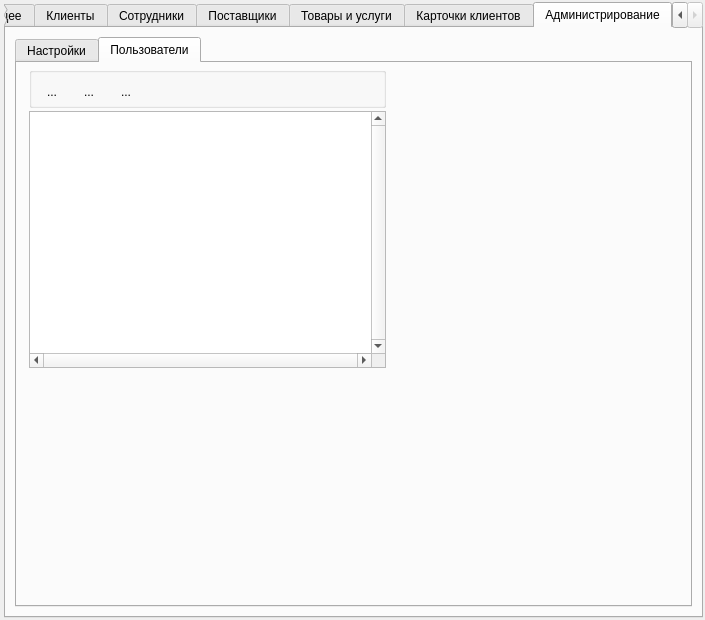
The window that arm_admin.ui (sergey4475/project) describes before a commit, drawn with Qt 5.
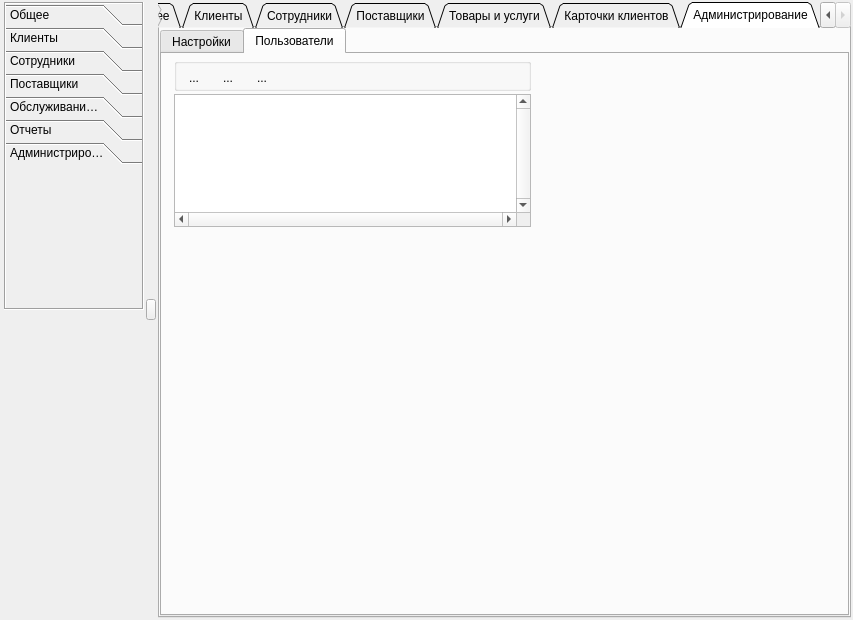
The same window after the commit. Icons and pictures are not drawn.

What changed in the file:
```diff
--- a/arm_admin.ui
+++ b/arm_admin.ui
@@ -6,7 +6,7 @@
    <rect>
     <x>0</x>
     <y>0</y>
-    <width>705</width>
+    <width>853</width>
     <height>620</height>
    </rect>
   </property>
@@ -39,13 +39,179 @@
     <number>2</number>
    </property>
    <item row="0" column="0">
+    <layout class="QVBoxLayout" name="verticalLayout_2">
+     <property name="spacing">
+      <number>0</number>
+     </property>
+     <property name="sizeConstraint">
+      <enum>QLayout::SetFixedSize</enum>
+     </property>
+     <item>
+      <widget class="QToolBox" name="menuToolBox">
+       <property name="sizePolicy">
+        <sizepolicy hsizetype="Expanding" vsizetype="Expanding">
+         <horstretch>0</horstretch>
+         <verstretch>0</verstretch>
+        </sizepolicy>
+       </property>
+       <property name="minimumSize">
+        <size>
+         <width>0</width>
+         <height>0</height>
+        </size>
+       </property>
+       <property name="maximumSize">
+        <size>
+         <width>172</width>
+         <height>16777215</height>
+        </size>
+       </property>
+       <property name="styleSheet">
+        <string notr="true"/>
+       </property>
+       <property name="frameShape">
+        <enum>QFrame::Box</enum>
+       </property>
+       <property name="frameShadow">
+        <enum>QFrame::Sunken</enum>
+       </property>
+       <property name="currentIndex">
+        <number>6</number>
+       </property>
+       <property name="tabSpacing">
+        <number>1</number>
+       </property>
+       <widget class="QWidget" name="tab_general">
+        <property name="geometry">
+         <rect>
+          <x>0</x>
+          <y>0</y>
+          <width>107</width>
+          <height>151</height>
+         </rect>
+        </property>
+        <attribute name="label">
+         <string>Общее</string>
+        </attribute>
+       </widget>
+       <widget class="QWidget" name="tab_clients">
+        <property name="geometry">
+         <rect>
+          <x>0</x>
+          <y>0</y>
+          <width>107</width>
+          <height>151</height>
+         </rect>
+        </property>
+        <attribute name="label">
+         <string>Клиенты</string>
+        </attribute>
+       </widget>
+       <widget class="QWidget" name="tab_personal">
+        <property name="geometry">
+         <rect>
+          <x>0</x>
+          <y>0</y>
+          <width>107</width>
+          <height>151</height>
+         </rect>
+        </property>
+        <attribute name="label">
+         <string>Сотрудники</string>
+        </attribute>
+       </widget>
+       <widget class="QWidget" name="tab_provider">
+        <property name="geometry">
+         <rect>
+          <x>0</x>
+          <y>0</y>
+          <width>107</width>
+          <height>151</height>
+         </rect>
+        </property>
+        <attribute name="label">
+         <string>Поставщики</string>
+        </attribute>
+       </widget>
+       <widget class="QWidget" name="tab_clients_history">
+        <property name="geometry">
+         <rect>
+          <x>0</x>
+          <y>0</y>
+          <width>107</width>
+          <height>151</height>
+         </rect>
+        </property>
+        <attribute name="label">
+         <string>Обслуживание клиентов</string>
+        </attribute>
+       </widget>
+       <widget class="QWidget" name="tab_reports">
+        <property name="geometry">
+         <rect>
+          <x>0</x>
+          <y>0</y>
+          <width>107</width>
+          <height>151</height>
+         </rect>
+        </property>
+        <attribute name="label">
+         <string>Отчеты</string>
+        </attribute>
+       </widget>
+       <widget class="QWidget" name="tab_admins">
+        <property name="geometry">
+         <rect>
+          <x>0</x>
+          <y>0</y>
+          <width>110</width>
+          <height>151</height>
+         </rect>
+        </property>
+        <attribute name="label">
+         <string>Администрирование</string>
+        </attribute>
+       </widget>
+      </widget>
+     </item>
+     <item>
+      <spacer name="verticalSpacer">
+       <property name="orientation">
+        <enum>Qt::Vertical</enum>
+       </property>
+       <property name="sizeType">
+        <enum>QSizePolicy::Expanding</enum>
+       </property>
+       <property name="sizeHint" stdset="0">
+        <size>
+         <width>20</width>
+         <height>40</height>
+        </size>
+       </property>
+      </spacer>
+     </item>
+    </layout>
+   </item>
+   <item row="0" column="2">
     <widget class="QTabWidget" name="Tab">
      <property name="layoutDirection">
       <enum>Qt::LeftToRight</enum>
      </property>
+     <property name="tabPosition">
+      <enum>QTabWidget::North</enum>
+     </property>
+     <property name="tabShape">
+      <enum>QTabWidget::Triangular</enum>
+     </property>
      <property name="currentIndex">
       <number>6</number>
      </property>
+     <property name="usesScrollButtons">
+      <bool>true</bool>
+     </property>
+     <property name="documentMode">
+      <bool>false</bool>
+     </property>
      <widget class="QWidget" name="tab_general">
       <attribute name="title">
        <string>Общее</string>
@@ -54,6 +220,9 @@
        <property name="margin">
         <number>2</number>
        </property>
+       <property name="spacing">
+        <number>0</number>
+       </property>
        <item row="0" column="0">
         <widget class="QSplitter" name="splitter">
          <property name="minimumSize">
@@ -245,11 +414,29 @@
        <string>Администрирование</string>
       </attribute>
       <layout class="QGridLayout" name="gridLayout_7">
-       <item row="0" column="0">
+       <property name="sizeConstraint">
+        <enum>QLayout::SetMaximumSize</enum>
+       </property>
+       <property name="margin">
+        <number>0</number>
+       </property>
+       <property name="spacing">
+        <number>0</number>
+       </property>
+       <item row="0" column="2">
         <widget class="QTabWidget" name="tabWidget">
+         <property name="minimumSize">
+          <size>
+           <width>0</width>
+           <height>0</height>
+          </size>
+         </property>
          <property name="currentIndex">
           <number>1</number>
          </property>
+         <property name="elideMode">
+          <enum>Qt::ElideNone</enum>
+         </property>
          <widget class="QWidget" name="tab">
           <attribute name="title">
            <string>Настройки</string>
@@ -258,7 +445,7 @@
            <property name="geometry">
             <rect>
              <x>4</x>
-             <y>12</y>
+             <y>8</y>
              <width>341</width>
              <height>189</height>
             </rect>
@@ -523,8 +710,8 @@
           <widget class="QPushButton" name="save_button">
            <property name="geometry">
             <rect>
-             <x>348</x>
-             <y>20</y>
+             <x>224</x>
+             <y>200</y>
              <width>117</width>
              <height>37</height>
             </rect>
@@ -551,9 +738,9 @@
            <property name="geometry">
             <rect>
              <x>12</x>
-             <y>48</y>
+             <y>40</y>
              <width>357</width>
-             <height>257</height>
+             <height>133</height>
             </rect>
            </property>
            <property name="verticalScrollBarPolicy">
@@ -575,7 +762,7 @@
              <x>12</x>
              <y>4</y>
              <width>357</width>
-             <height>41</height>
+             <height>33</height>
             </rect>
            </property>
            <property name="styleSheet">
@@ -588,9 +775,9 @@
             <property name="geometry">
              <rect>
               <x>4</x>
-              <y>8</y>
-              <width>160</width>
-              <height>33</height>
+              <y>4</y>
+              <width>144</width>
+              <height>32</height>
              </rect>
             </property>
             <layout class="QHBoxLayout" name="horizontalLayout_2">
@@ -690,6 +877,28 @@
      </widget>
     </widget>
    </item>
+   <item row="0" column="1">
+    <widget class="QToolButton" name="animToolBox">
+     <property name="enabled">
+      <bool>true</bool>
+     </property>
+     <property name="minimumSize">
+      <size>
+       <width>10</width>
+       <height>0</height>
+      </size>
+     </property>
+     <property name="maximumSize">
+      <size>
+       <width>10</width>
+       <height>16777215</height>
+      </size>
+     </property>
+     <property name="text">
+      <string>...</string>
+     </property>
+    </widget>
+   </item>
   </layout>
  </widget>
  <resources>
```
